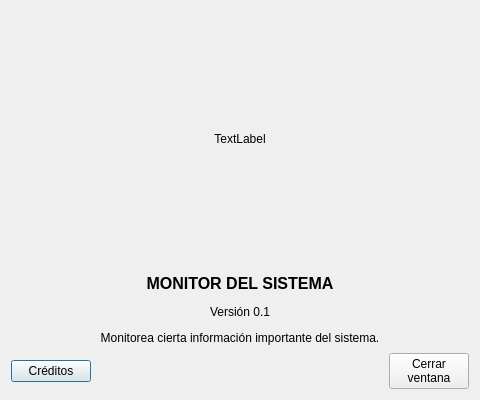
Old version of the form proyectos/Monitor/MonitorSistema/information.ui in the repository gwolf/clase-sistop-2017-01.
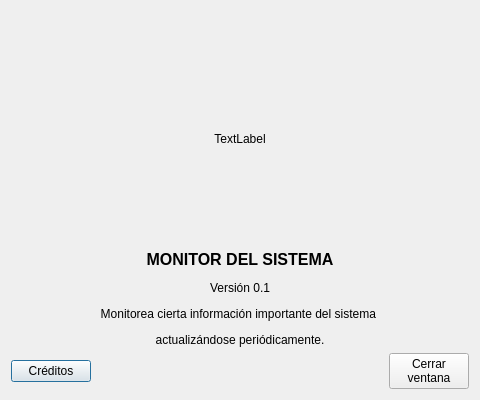
New version of the form.

Commit message: Se agrega una funcionalidad para monitorear los dispositivos montados en el sistema.

Diff of the .ui file:
```diff
--- a/proyectos/Monitor/MonitorSistema/information.ui
+++ b/proyectos/Monitor/MonitorSistema/information.ui
@@ -92,7 +92,7 @@
      <item>
       <widget class="QLabel" name="titleLabel">
        <property name="text">
-        <string>&lt;html&gt;&lt;head/&gt;&lt;body&gt;&lt;p align=&quot;center&quot;&gt;&lt;span style=&quot; font-size:12pt; font-weight:600;&quot;&gt;MONITOR DEL SISTEMA&lt;/span&gt;&lt;/p&gt;&lt;p align=&quot;center&quot;&gt;Versión 0.1&lt;/p&gt;&lt;p align=&quot;center&quot;&gt;Monitorea cierta información importante del sistema.&lt;/p&gt;&lt;/body&gt;&lt;/html&gt;</string>
+        <string>&lt;html&gt;&lt;head/&gt;&lt;body&gt;&lt;p align=&quot;center&quot;&gt;&lt;span style=&quot; font-size:12pt; font-weight:600;&quot;&gt;MONITOR DEL SISTEMA&lt;/span&gt;&lt;/p&gt;&lt;p align=&quot;center&quot;&gt;Versión 0.1&lt;/p&gt;&lt;p align=&quot;center&quot;&gt;Monitorea cierta información importante del sistema &lt;/p&gt;&lt;p align=&quot;center&quot;&gt;actualizándose periódicamente.&lt;/p&gt;&lt;/body&gt;&lt;/html&gt;</string>
        </property>
       </widget>
      </item>
```
The commit also changes 10 other files.
